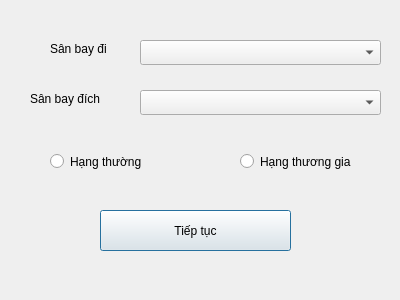
Above: airline-gui/SearchForStrAndDesAirport.ui from nothign-us/Beta before the change. Below: the same form after it.
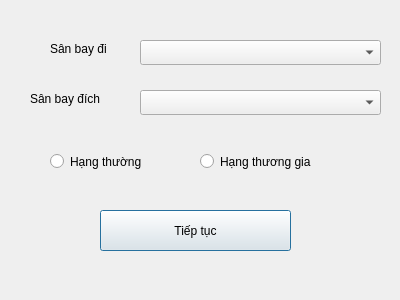
That is the form after the change.

The edit to the form file:
```diff
--- a/airline-gui/SearchForStrAndDesAirport.ui
+++ b/airline-gui/SearchForStrAndDesAirport.ui
@@ -88,7 +88,7 @@
   <widget class="QRadioButton" name="skyboss">
    <property name="geometry">
     <rect>
-     <x>240</x>
+     <x>200</x>
      <y>150</y>
      <width>141</width>
      <height>23</height>
```
